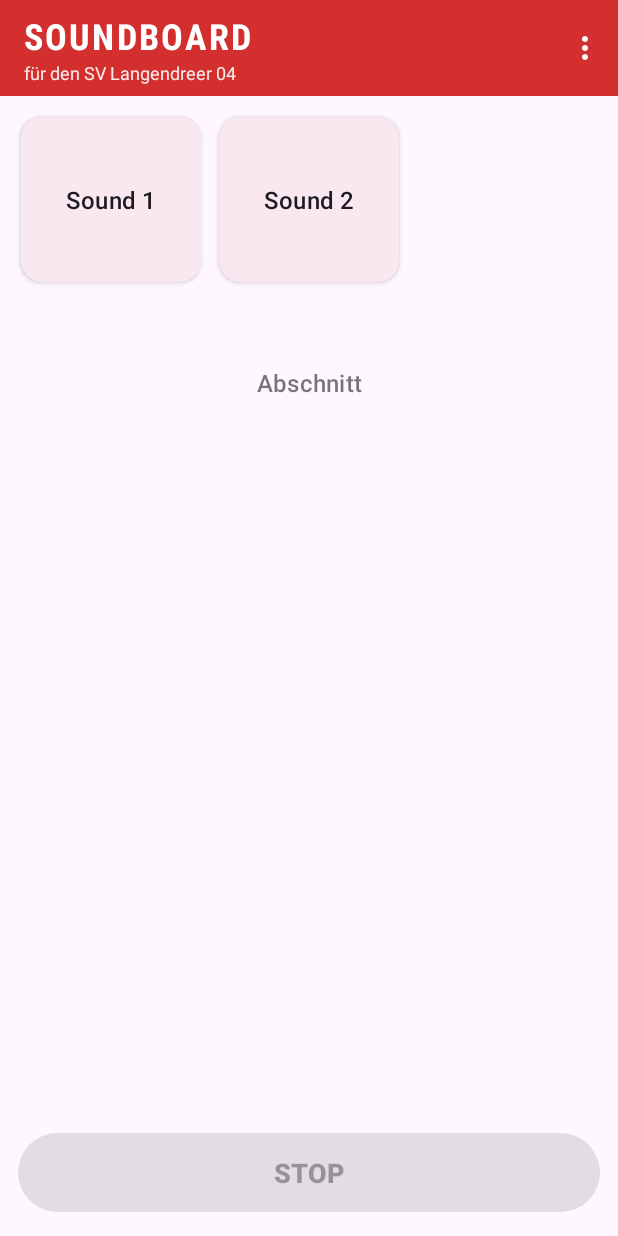
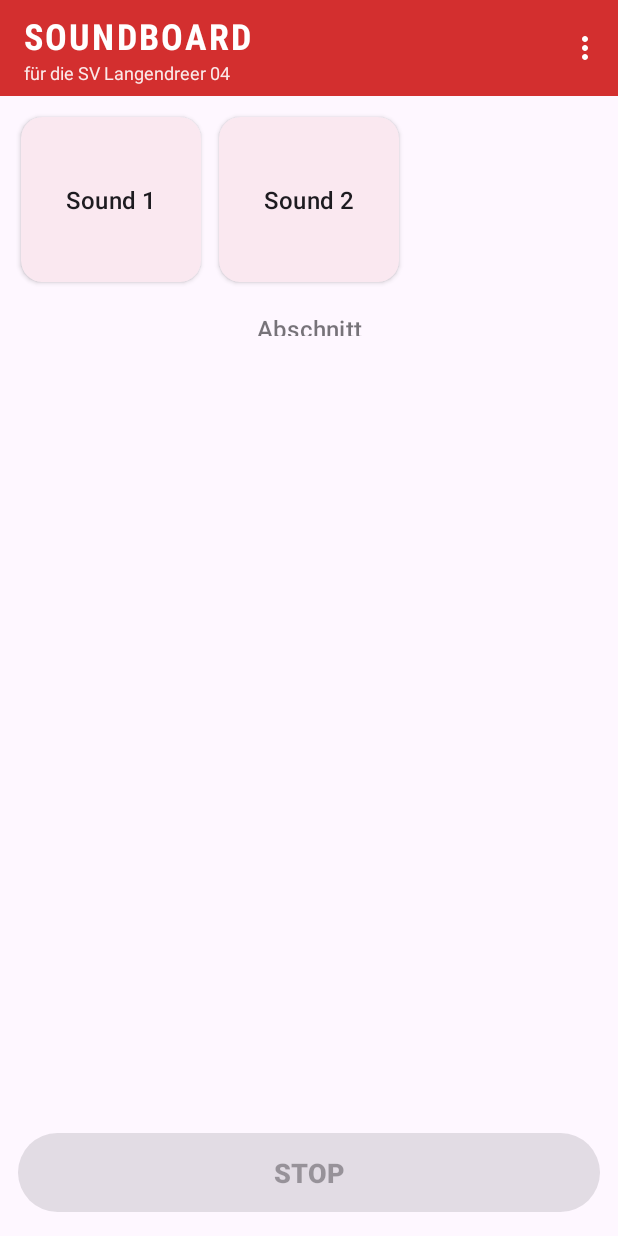
Before and after one commit to Thomas-Eichel/Soundboard, an Android app: the screen it shows after launch (MainActivity), in the options menu, after a tap on "Verschieben sperren", on a phone screen of 412 x 824 dp. Run offline under Robolectric (Android 15) with nearby library versions, the phone set to English and light mode, and no system bars.

Commit message:
Color picker: only first 5 + last 2 presets, smaller swatches (36dp); header tiles slim (32dp instead of 110dp); subtitle 'für die SV Langendreer 04'; categories reorderable in settings via up/down buttons (persisted order)
Co-authored-by: Thomas-Eichel <Thomas-Eichel@users.noreply.github.com>

```diff
--- a/app/src/main/java/com/example/soundboard/MainActivity.kt
+++ b/app/src/main/java/com/example/soundboard/MainActivity.kt
@@ -568,8 +568,8 @@ class MainActivity : AppCompatActivity() {
         val density = resources.displayMetrics.density
         (listOf<String?>(null) + PRESET_COLORS).forEach { hex ->
             val swatch = View(this).apply {
-                val size = (44 * density).toInt()
-                val margin = (10 * density).toInt()
+                val size = (36 * density).toInt()
+                val margin = (8 * density).toInt()
                 layoutParams = LinearLayout.LayoutParams(size, size).apply { marginEnd = margin }
                 background = GradientDrawable().apply {
                     shape = GradientDrawable.OVAL
@@ -626,7 +626,7 @@ class MainActivity : AppCompatActivity() {
         private const val FADE_SLIDER_MAX_MS = 10_000
         private val PRESET_COLORS = listOf(
             "#F44336", "#FF9800", "#FFEB3B", "#4CAF50", "#009688",
-            "#2196F3", "#673AB7", "#E91E63", "#795548", "#00B0FF", "#E0E0E0"
+            "#00B0FF", "#E0E0E0"
         )
     }
 }
--- a/app/src/main/java/com/example/soundboard/SoundAdapter.kt
+++ b/app/src/main/java/com/example/soundboard/SoundAdapter.kt
@@ -41,7 +41,11 @@ class SoundAdapter(
     override fun onBindViewHolder(holder: ViewHolder, position: Int) {
         val sound = items[position]
         val theme = holder.itemView.context.theme
-        val defaultElev = 2f * holder.itemView.resources.displayMetrics.density
+        val density = holder.itemView.resources.displayMetrics.density
+        val defaultElev = 2f * density
+        val lp = holder.itemView.layoutParams
+        lp.height = ((if (sound.isHeader) HEADER_HEIGHT_DP else TILE_HEIGHT_DP) * density).toInt()
+        holder.itemView.layoutParams = lp
 
         if (sound.isHeader) {
             holder.binding.root.cardElevation = 0f
@@ -123,4 +127,9 @@ class SoundAdapter(
     }
 
     override fun getItemCount(): Int = items.size
+
+    companion object {
+        private const val TILE_HEIGHT_DP = 110
+        private const val HEADER_HEIGHT_DP = 32
+    }
 }
--- a/app/src/main/res/values/strings.xml
+++ b/app/src/main/res/values/strings.xml
@@ -2,7 +2,7 @@
 <resources>
     <string name="app_name">Soundboard</string>
     <string name="app_title_main">Soundboard</string>
-    <string name="app_title_sub">für den SV Langendreer 04</string>
+    <string name="app_title_sub">für die SV Langendreer 04</string>
     <string name="stop_all">Alle stoppen</string>
     <string name="stop_now">STOP</string>
     <string name="settings">Einstellungen</string>
@@ -45,6 +45,8 @@
     <string name="add_header">Zwischenüberschrift hinzufügen</string>
     <string name="header_hint">Titel der Zwischenüberschrift</string>
     <string name="header_placeholder">Abschnitt</string>
+    <string name="move_up_desc">Kategorie nach oben verschieben</string>
+    <string name="move_down_desc">Kategorie nach unten verschieben</string>
     <string name="drag_handle_desc">Ziehen zum Verschieben</string>
     <string name="lock_reorder">Verschieben sperren</string>
     <string name="unlock_reorder">Verschieben erlauben</string>
```
Also changed, not shown: app/src/main/java/com/example/soundboard/SettingsActivity.kt (+37 -6 lines), 1 other file.
